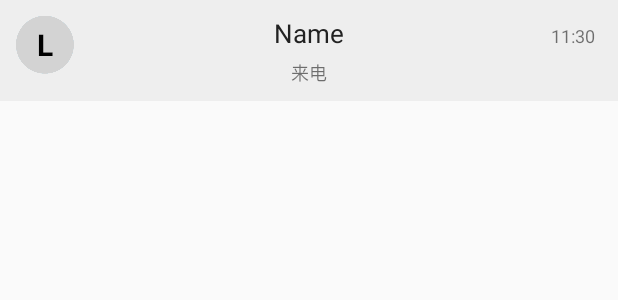
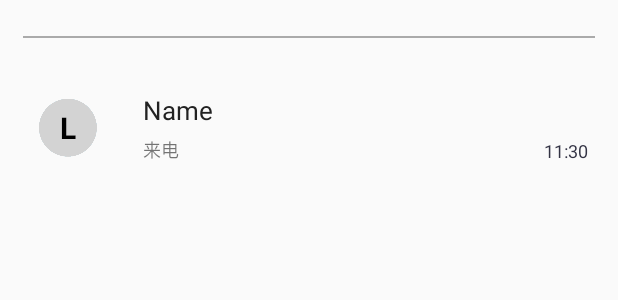
Before and after one commit to LinesAlex/Address-Book, an Android app: the layout item_mc.xml on its own in the app's theme, with its tools: preview values and no code run, on a phone screen of 412 x 824 dp. Shown: the top 300 px of the screen. Run offline under Robolectric (Android 15) with nearby library versions, the phone set to English and light mode, and no system bars.

Commit message:
优化通信记录页的信息显示。

```diff
--- a/app/src/main/AndroidManifest.xml
+++ b/app/src/main/AndroidManifest.xml
@@ -31,7 +31,7 @@
             android:name=".Activity.ContactsList">
         </activity>
         <activity
-            android:name=".Activity.ContactInfo"
+            android:name=".Activity.ContactsPage"
             android:theme="@style/MyActivityTheme">
         </activity>
         <activity
--- a/app/src/main/java/com/wentao/messagemanagement/Activity/MessageAndCall.java
+++ b/app/src/main/java/com/wentao/messagemanagement/Activity/MessageAndCall.java
@@ -8,12 +8,14 @@ import android.support.design.widget.TabLayout;
 import android.support.v4.app.Fragment;
 import android.support.v4.view.ViewPager;
 import android.support.v7.app.AppCompatActivity;
+import android.util.Log;
 import android.view.View;
 
 import com.wentao.messagemanagement.Fragment.CallPageFragment;
 import com.wentao.messagemanagement.Fragment.MessagePageFragment;
 import com.wentao.messagemanagement.FragmentAdapter.MyFragmentPagerAdapter;
 import com.wentao.messagemanagement.R;
+import com.wentao.messagemanagement.tool.ContactsHandler;
 
 import java.util.ArrayList;
 
--- a/app/src/main/java/com/wentao/messagemanagement/Adapter/ContactsAdapter.java
+++ b/app/src/main/java/com/wentao/messagemanagement/Adapter/ContactsAdapter.java
@@ -17,7 +17,7 @@ import android.widget.Filter;
 import android.widget.LinearLayout;
 import android.widget.TextView;
 
-import com.wentao.messagemanagement.Activity.ContactInfo;
+import com.wentao.messagemanagement.Activity.ContactsPage;
 import com.wentao.messagemanagement.Activity.MessagePage;
 import com.wentao.messagemanagement.Activity.ContactsList;
 import com.wentao.messagemanagement.R;
@@ -139,9 +139,9 @@ public class ContactsAdapter extends ArrayAdapter<ContactsInfo> {
                     ContactsList.getInstance().startActivity(intent);
                 }break;
                 case R.id.btn_info : {
-                    Intent intent = new Intent(ContactsList.getInstance(), ContactInfo.class);
+                    Intent intent = new Intent(ContactsList.getInstance(), ContactsPage.class);
                     intent.putExtra("id", id);
-                    ContactsList.getInstance().startActivity(intent);
+                    ContactsList.getInstance().startActivityForResult(intent, 2);
                 }break;
                 case  R.id.btn_showmenu : {
                     LinearLayout linear = view.findViewById(R.id.liner_info);
--- a/app/src/main/java/com/wentao/messagemanagement/Fragment/MessagePageFragment.java
+++ b/app/src/main/java/com/wentao/messagemanagement/Fragment/MessagePageFragment.java
@@ -21,11 +21,11 @@ public class MessagePageFragment extends Fragment{
     public View onCreateView(LayoutInflater inflater, ViewGroup container, Bundle savedInstanceState) {
         View view = inflater.inflate(R.layout.fragment_message, container, false);
         RecyclerView message = view.findViewById(R.id.rv_all_message);
+        ContactsHandler.getAllMessages(getContext());
         LinearLayoutManager manager = new LinearLayoutManager(getContext());
+        AllMessageInfoAdapter adapter = new AllMessageInfoAdapter(ContactsHandler.AllMessages);
         message.setLayoutManager(manager);
-        ContactsHandler.getAllMessages(getContext());
-        AllMessageInfoAdapter messageInfoAdapter = new AllMessageInfoAdapter(ContactsHandler.AllMessages);
-        message.setAdapter(messageInfoAdapter);
+        message.setAdapter(adapter);
         return view;
     }
     @Override
--- a/app/src/main/res/layout/fragment_message.xml
+++ b/app/src/main/res/layout/fragment_message.xml
@@ -7,6 +7,5 @@
         android:id="@+id/rv_all_message"
         android:layout_width="match_parent"
         android:layout_height="match_parent">
-
     </android.support.v7.widget.RecyclerView>
 </LinearLayout>
--- a/app/src/main/res/layout/item_contacts.xml
+++ b/app/src/main/res/layout/item_contacts.xml
@@ -6,7 +6,7 @@
     android:layout_height="wrap_content"
     android:paddingBottom="5dp"
     android:paddingTop="5dp"
-    android:background="#eee">
+    android:background="#fff">
 
     <LinearLayout
         android:id="@+id/liner_line"
--- a/app/src/main/res/layout/item_mc.xml
+++ b/app/src/main/res/layout/item_mc.xml
@@ -3,21 +3,19 @@
     xmlns:app="http://schemas.android.com/apk/res-auto"
     android:layout_width="match_parent"
     android:layout_height="wrap_content"
-    android:background="#eee"
     android:orientation="vertical">
 
     <FrameLayout
         android:id="@+id/line_day"
         android:layout_width="match_parent"
-        android:layout_height="30dp"
-        android:visibility="gone">
+        android:layout_height="wrap_content"
+        android:layout_marginRight="15dp"
+        android:layout_marginLeft="15dp">
 
         <ImageView
             android:id="@+id/iv"
             android:layout_width="match_parent"
             android:layout_height="1dp"
-            android:layout_marginLeft="5dp"
-            android:layout_marginRight="5dp"
             android:layout_gravity="center"
             app:srcCompat="@android:color/darker_gray" />
 
@@ -26,22 +24,23 @@
             android:layout_width="wrap_content"
             android:layout_height="wrap_content"
             android:layout_gravity="center"
+            android:layout_margin="15dp"
             android:textColor="#111"
-            android:text="10月5日"
-            android:background="#eee"/>
+            android:background="#fff"/>
     </FrameLayout>
 
     <FrameLayout
         android:id="@+id/fl_click"
         android:layout_width="match_parent"
-        android:layout_height="wrap_content"
-        android:orientation="horizontal">
+        android:layout_height="wrap_content">
 
         <TextView
             android:id="@+id/tv_first_letter"
             android:layout_width="40dp"
             android:layout_height="40dp"
-            android:layout_margin="10dp"
+            android:layout_marginLeft="25dp"
+            android:layout_marginBottom="15dp"
+            android:layout_marginTop="15dp"
             android:background="@drawable/icon_first_name"
             android:gravity="center"
             android:text="L"
@@ -52,16 +51,14 @@
         <LinearLayout
             android:layout_width="wrap_content"
             android:layout_height="wrap_content"
-            android:layout_gravity="center"
-            android:layout_margin="10dp"
+            android:layout_gravity="center_vertical"
+            android:layout_marginLeft="95dp"
             android:orientation="vertical">
 
             <TextView
                 android:id="@+id/tv_name_mc"
                 android:layout_width="wrap_content"
                 android:layout_height="wrap_content"
-                android:layout_gravity="center"
-                android:gravity="center"
                 android:text="Name"
                 android:textColor="#222"
                 android:textSize="17sp" />
@@ -71,27 +68,22 @@
                 android:layout_width="wrap_content"
                 android:layout_height="match_parent"
                 android:layout_marginTop="5dp"
-                android:layout_gravity="center"
-                android:gravity="center"
                 android:text="来电"
                 android:textSize="12sp" />
 
         </LinearLayout>
 
-        <FrameLayout
+        <TextView
+            android:id="@+id/tv_time_mc"
             android:layout_width="wrap_content"
-            android:layout_height="match_parent"
-            android:layout_gravity="right">
+            android:layout_height="wrap_content"
+            android:layout_gravity="right|bottom"
+            android:layout_marginRight="20dp"
+            android:layout_marginBottom="12dp"
+            android:text="11:30"
+            android:textSize="12sp"
+            android:textColor="#334"/>
 
-            <TextView
-                android:id="@+id/tv_time_mc"
-                android:layout_width="wrap_content"
-                android:layout_height="wrap_content"
-                android:layout_gravity="center"
-                android:layout_margin="15dp"
-                android:text="11:30"
-                android:textSize="12sp" />
-        </FrameLayout>
     </FrameLayout>
 
 </LinearLayout>
```
Also changed, not shown: app/src/main/java/com/wentao/messagemanagement/Activity/AddContact.java (+2 -10 lines), app/src/main/java/com/wentao/messagemanagement/Activity/ContactsList.java (+7 -0 lines), app/src/main/java/com/wentao/messagemanagement/Activity/ContactsPage.java (renamed from app/src/main/java/com/wentao/messagemanagement/Activity/ContactInfo.java, +16 -13 lines), app/src/main/java/com/wentao/messagemanagement/Adapter/AllCallInfoAdapter.java (+14 -21 lines), app/src/main/java/com/wentao/messagemanagement/Adapter/AllMessageInfoAdapter.java (+40 -21 lines), app/src/main/java/com/wentao/messagemanagement/Fragment/CallPageFragment.java (+7 -3 lines), app/src/main/java/com/wentao/messagemanagement/tool/ContactsHandler.java (+39 -31 lines), app/src/main/java/com/wentao/messagemanagement/tool/DataHandler.java (+59 -12 lines), app/src/main/res/layout/page_contacts_list.xml (+21 -10 lines), app/src/main/res/layout/page_message_and_call.xml (+3 -4 lines), app/src/main/res/drawable/icon_search.png (added).
